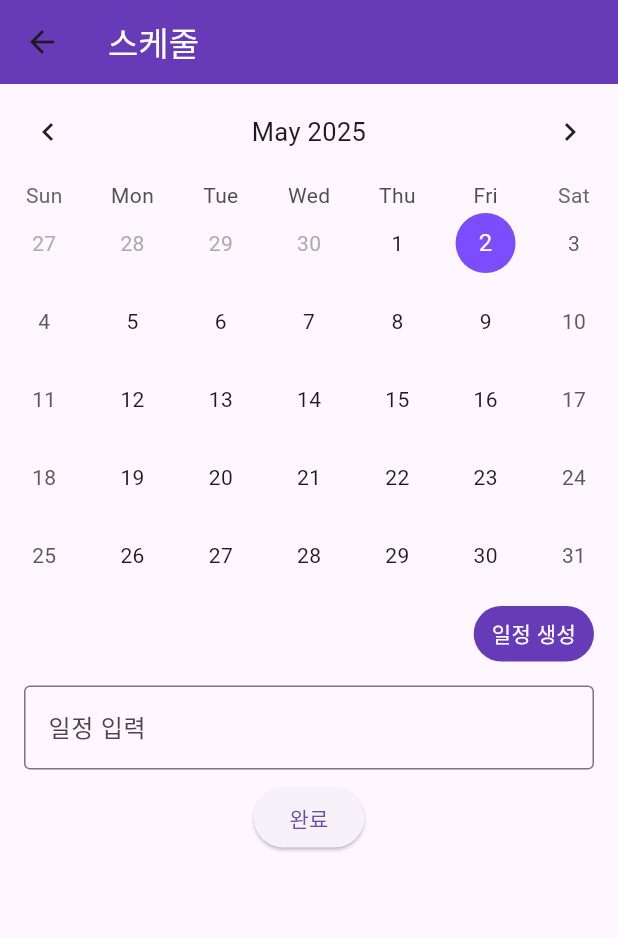
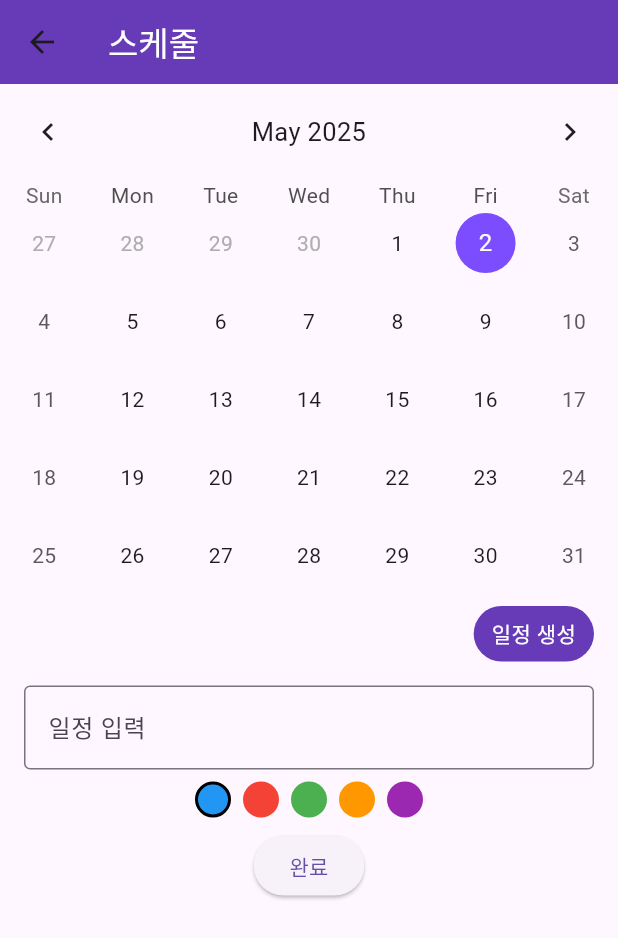
Before and after one commit to IngyoKim/TalkPilot, a Flutter app: the SchedulePage screen opened directly, after a tap on "일정 생성", after a tap on "완료", on a phone screen of 412 x 824 dp. Shown: the top 938 px of the screen. Run offline on Flutter 3.47's test engine with Material 3 defaults, Android fonts, the phone set to English and light mode, and no system bars; drawn by our look-alikes of table_calendar; our stand-ins replace file_picker, firebase_auth, firebase_core, firebase_database, flutter_dotenv, fluttertoast and 3 more; missing offline and left inert: kakao_flutter_sdk_common, kakao_flutter_sdk_user; accounts and stored records are empty; generated files the repository leaves out were written again.

Commit message:
feat: 일정에 색 추가, 코드 리팩토링

```diff
--- a/app/lib/src/pages/schedule_page.dart
+++ b/app/lib/src/pages/schedule_page.dart
@@ -1,5 +1,13 @@
 import 'package:flutter/material.dart';
 import 'package:table_calendar/table_calendar.dart';
+
+// 모델 클래스
+class Event {
+  final String title;
+  final Color color;
+
+  Event({required this.title, required this.color});
+}
 
 class SchedulePage extends StatefulWidget {
   const SchedulePage({super.key});
@@ -9,26 +17,60 @@ class SchedulePage extends StatefulWidget {
 }
 
 class _SchedulePageState extends State<SchedulePage> {
+  final Map<DateTime, List<Event>> _events = {};
+  final TextEditingController _controller = TextEditingController();
   DateTime _focusedDay = DateTime.now();
   DateTime? _selectedDay;
-  final Map<DateTime, List<String>> _events = {};
-  final TextEditingController _eventController = TextEditingController();
   bool _isInputVisible = false;
+  int? _editingIndex;
+  Color _selectedColor = Colors.blue;
 
-  @override
-  void dispose() {
-    _eventController.dispose();
-    super.dispose();
+  final List<Color> _colorOptions = [
+    Colors.blue, Colors.red, Colors.green, Colors.orange, Colors.purple
+  ];
+
+  List<Event> _getEvents(DateTime day) => _events[day] ?? [];
+
+  void _toggleInput({int? editIndex, Event? event}) {
+    setState(() {
+      _isInputVisible = true;
+      _editingIndex = editIndex;
+      _controller.text = event?.title ?? '';
+      _selectedColor = event?.color ?? Colors.blue;
+    });
   }
 
-  List<String> _getEventsForDay(DateTime day) {
-    return _events[day] ?? [];
+  void _saveEvent() {
+    final text = _controller.text.trim();
+    if (text.isEmpty || _selectedDay == null) return;
+
+    final day = _selectedDay!;
+    final newEvent = Event(title: text, color: _selectedColor);
+
+    setState(() {
+      if (_editingIndex != null) {
+        _events[day]![_editingIndex!] = newEvent;
+      } else {
+        _events.putIfAbsent(day, () => []).add(newEvent);
+      }
+      _controller.clear();
+      _isInputVisible = false;
+      _editingIndex = null;
+    });
+  }
+
+  void _deleteEvent(int index) {
+    final day = _selectedDay!;
+    setState(() {
+      _events[day]!.removeAt(index);
+      if (_events[day]!.isEmpty) _events.remove(day);
+    });
   }
 
   @override
   Widget build(BuildContext context) {
     final selected = _selectedDay ?? _focusedDay;
-    final savedEvents = _getEventsForDay(selected);
+    final savedEvents = _getEvents(selected);
 
     return Scaffold(
       appBar: AppBar(
@@ -36,7 +78,6 @@ class _SchedulePageState extends State<SchedulePage> {
         backgroundColor: Colors.deepPurple,
       ),
       body: Column(
-        crossAxisAlignment: CrossAxisAlignment.start,
         children: [
           TableCalendar(
             firstDay: DateTime.utc(2020, 1, 1),
@@ -47,23 +88,15 @@ class _SchedulePageState extends State<SchedulePage> {
               setState(() {
                 _selectedDay = selectedDay;
                 _focusedDay = focusedDay;
-                _eventController.clear();
                 _isInputVisible = false;
+                _controller.clear();
+                _editingIndex = null;
               });
             },
-            headerStyle: const HeaderStyle(
-              formatButtonVisible: false,
-              titleCentered: true,
-            ),
+            headerStyle: const HeaderStyle(titleCentered: true, formatButtonVisible: false),
             calendarStyle: const CalendarStyle(
-              todayDecoration: BoxDecoration(
-                color: Colors.deepPurpleAccent,
-                shape: BoxShape.circle,
-              ),
-              selectedDecoration: BoxDecoration(
-                color: Colors.deepPurple,
-                shape: BoxShape.circle,
-              ),
+              todayDecoration: BoxDecoration(color: Colors.deepPurpleAccent, shape: BoxShape.circle),
+              selectedDecoration: BoxDecoration(color: Colors.deepPurple, shape: BoxShape.circle),
             ),
           ),
           Align(
@@ -71,74 +104,139 @@ class _SchedulePageState extends State<SchedulePage> {
             child: Padding(
               padding: const EdgeInsets.only(right: 16.0, top: 8),
               child: GestureDetector(
-                onTap: () {
-                  setState(() {
-                    _isInputVisible = !_isInputVisible;
-                  });
-                },
+                onTap: () => _toggleInput(),
                 child: Container(
                   padding: const EdgeInsets.symmetric(horizontal: 12, vertical: 8),
                   decoration: BoxDecoration(
-                    color: Colors.deepPurple,
-                    borderRadius: BorderRadius.circular(20),
-                  ),
-                  child: const Text(
-                    '일정 생성',
-                    style: TextStyle(color: Colors.white),
-                  ),
+                    color: Colors.deepPurple, borderRadius: BorderRadius.circular(20)),
+                  child: const Text('일정 생성', style: TextStyle(color: Colors.white)),
                 ),
               ),
             ),
           ),
           if (_isInputVisible)
-            Padding(
+            EventInputForm(
+              controller: _controller,
+              selectedColor: _selectedColor,
+              onColorChanged: (color) => setState(() => _selectedColor = color),
+              colorOptions: _colorOptions,
+              isEditing: _editingIndex != null,
+              onSave: _saveEvent,
+            ),
+          EventList(
+            events: savedEvents,
+            onEdit: (i, e) => _toggleInput(editIndex: i, event: e),
+            onDelete: _deleteEvent,
+          ),
+        ],
+      ),
+    );
+  }
+}
+
+// 일정 입력 폼 위젯
+class EventInputForm extends StatelessWidget {
+  final TextEditingController controller;
+  final Color selectedColor;
+  final List<Color> colorOptions;
+  final bool isEditing;
+  final VoidCallback onSave;
+  final Function(Color) onColorChanged;
+
+  const EventInputForm({
+    super.key,
+    required this.controller,
+    required this.selectedColor,
+    required this.colorOptions,
+    required this.onSave,
+    required this.onColorChanged,
+    this.isEditing = false,
+  });
+
+  @override
+  Widget build(BuildContext context) {
+    return Padding(
       padding: const EdgeInsets.all(16.0),
       child: Column(
         children: [
           TextField(
-                    controller: _eventController,
-                    decoration: const InputDecoration(
-                      labelText: '일정 입력',
-                      border: OutlineInputBorder(),
+            controller: controller,
+            decoration: InputDecoration(
+              labelText: isEditing ? '일정 수정' : '일정 입력',
+              border: const OutlineInputBorder(),
             ),
           ),
           const SizedBox(height: 8),
+          Wrap(
+            spacing: 8,
+            children: colorOptions.map((color) {
+              return GestureDetector(
+                onTap: () => onColorChanged(color),
+                child: Container(
+                  width: 24,
+                  height: 24,
+                  decoration: BoxDecoration(
+                    color: color,
+                    shape: BoxShape.circle,
+                    border: selectedColor == color
+                        ? Border.all(color: Colors.black, width: 2)
+                        : null,
+                  ),
+                ),
+              );
+            }).toList(),
+          ),
+          const SizedBox(height: 8),
           ElevatedButton(
-                    onPressed: () {
-                      final text = _eventController.text.trim();
-                      if (_selectedDay != null && text.isNotEmpty) {
-                        setState(() {
-                          final day = _selectedDay!;
-                          if (_events.containsKey(day)) {
-                            _events[day]!.add(text);
-                          } else {
-                            _events[day] = [text];
-                          }
-                          _eventController.clear();
-                          _isInputVisible = false;
-                        });
-                      }
-                    },
-                    child: const Text('완료'),
+            onPressed: onSave,
+            child: Text(isEditing ? '수정 완료' : '완료'),
           ),
         ],
       ),
-            ),
-          if (savedEvents.isNotEmpty)
-            Padding(
+    );
+  }
+}
+
+// 일정 리스트 출력 위젯
+class EventList extends StatelessWidget {
+  final List<Event> events;
+  final void Function(int index, Event event) onEdit;
+  final void Function(int index) onDelete;
+
+  const EventList({
+    super.key,
+    required this.events,
+    required this.onEdit,
+    required this.onDelete,
+  });
+
+  @override
+  Widget build(BuildContext context) {
+    if (events.isEmpty) return const SizedBox.shrink();
+
+    return Padding(
       padding: const EdgeInsets.symmetric(horizontal: 16, vertical: 8),
       child: Column(
         crossAxisAlignment: CrossAxisAlignment.start,
         children: [
           const Text('저장된 일정:', style: TextStyle(fontWeight: FontWeight.bold)),
           const SizedBox(height: 4),
-                  ...savedEvents.map((e) => Padding(
-                        padding: const EdgeInsets.symmetric(vertical: 2),
-                        child: Text('- $e'),
-                      )),
+          ...events.asMap().entries.map((entry) {
+            final i = entry.key;
+            final e = entry.value;
+            return Row(
+              children: [
+                Container(
+                  width: 10, height: 10,
+                  margin: const EdgeInsets.only(right: 8),
+                  decoration: BoxDecoration(color: e.color, shape: BoxShape.circle),
+                ),
+                Expanded(child: Text(e.title)),
+                IconButton(icon: const Icon(Icons.edit, size: 20), onPressed: () => onEdit(i, e)),
+                IconButton(icon: const Icon(Icons.delete, size: 20), onPressed: () => onDelete(i)),
               ],
-              ),
-            ),
+            );
+          }),
         ],
       ),
     );
```
Lines whose indentation alone changed are shown as unchanged.
